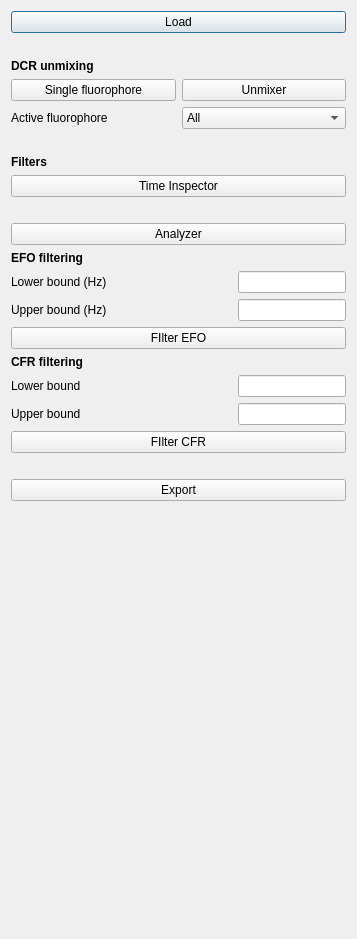
First picture: the form in pyminflux/ui/wizard.ui, repository bsse-scf/pyMINFLUX, before the edit.
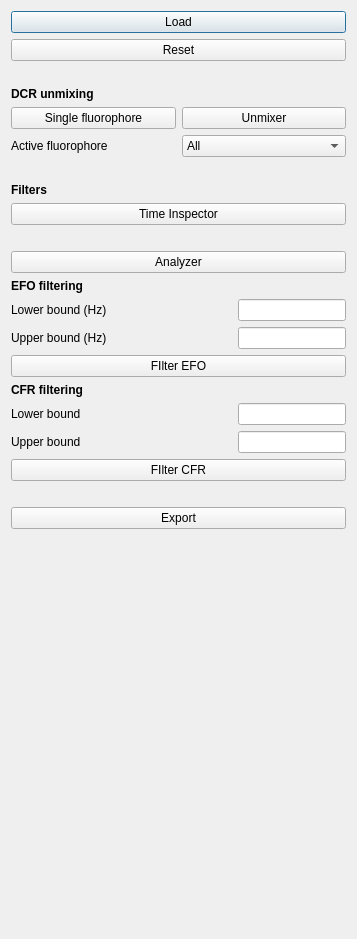
Second picture: the form after the edit.

Commit message: Add global reset button to the main window and remove it from the Analyzer.

The edit to the form file:
```diff
--- a/pyminflux/ui/wizard.ui
+++ b/pyminflux/ui/wizard.ui
@@ -48,6 +48,13 @@
        </property>
       </widget>
      </item>
+     <item>
+      <widget class="QPushButton" name="pbReset">
+       <property name="text">
+        <string>Reset</string>
+       </property>
+      </widget>
+     </item>
      <item>
       <spacer name="verticalSpacer_2">
        <property name="orientation">
```
The commit also changes 7 other files.
